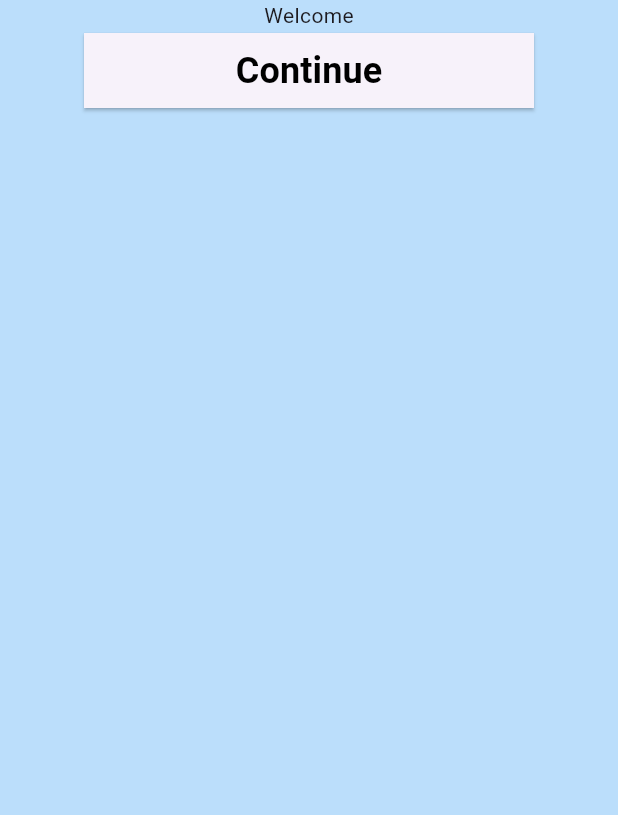
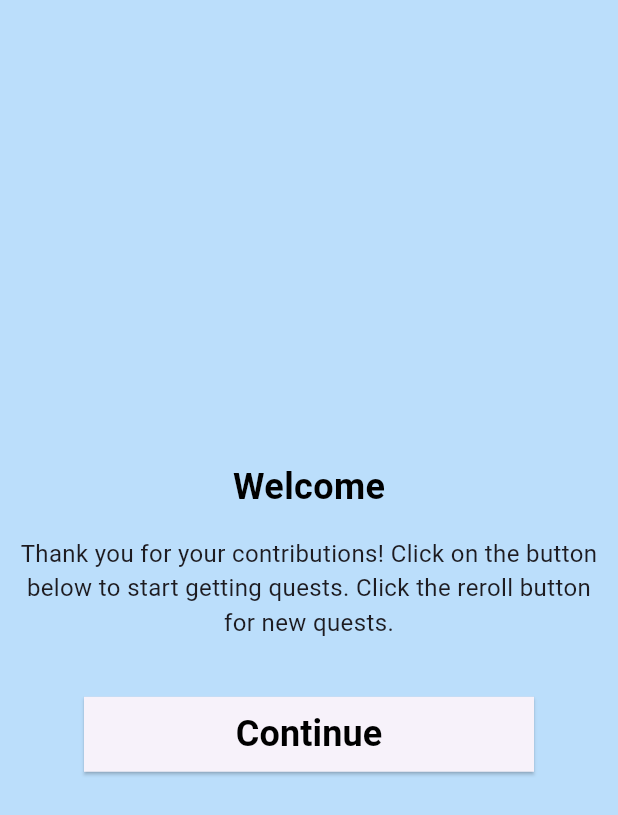
Before and after one commit to Sabagan/EcoQuest, a Flutter app: the screen it shows after launch, on a phone screen of 412 x 824 dp. Shown: the top 815 px of the screen. Run offline on Flutter 3.47's test engine with Material 3 defaults, Android fonts, the phone set to English and light mode, and no system bars; our stand-ins replace flutter_switch, shared_preferences.

Commit message:
centered welcome page stuff

```diff
--- a/lib/pages/welcome_page.dart
+++ b/lib/pages/welcome_page.dart
@@ -1,17 +1,9 @@
 import 'package:ecoquest/components/app_button.dart';
 import 'package:ecoquest/model/challenge.dart';
+import 'package:ecoquest/styles/app_text.dart';
 import 'package:ecoquest/utils/app_routes.dart';
 import 'package:ecoquest/utils/challenge_preferences.dart';
 import 'package:flutter/material.dart';
-
-/*
- * Welcome user, display "thank you for your commitment" text
- * Let user set up theme color and choose light or dark mode
- * Make theme color green and set to light mode by default
- * Set up day of the week and time to get challenge (this data will then be accessed in SharedPreferences)
- * After user chooses when to get a challenge, activate the continue button
- * When continue button clicked, roll a random challenge, then go to home page
- */
 
 class WelcomePage extends StatelessWidget {
   const WelcomePage({super.key});
@@ -21,10 +13,22 @@ class WelcomePage extends StatelessWidget {
     final isDarkMode = false;
 
     return Scaffold(
-        body: Center(
+        body: Padding(
+          padding: const EdgeInsets.all(12.0),
+          child: Center(
               child: Column(
                 children: [
-        Text("Welcome"),
+          const Spacer(),
+          const Text("Welcome", style: AppText.buttonTextStyle,),
+          const SizedBox(height: 16,),
+          const Text(
+            "Thank you for your contributions! Click on the button below to start getting quests. Click the reroll button for new quests.",
+            textAlign: TextAlign.center,
+            style: TextStyle(
+              fontSize: 16
+            ),
+          ),
+          const SizedBox(height: 36,),
           AppButton(
             buttonText: "Continue",
             onPressed: () {
@@ -41,14 +45,14 @@ class WelcomePage extends StatelessWidget {
 
               ChallengePreferences.printChallengeList();
 
-            print("done");
-
               Navigator.of(context).pushReplacementNamed(AppRoutes.mainPage);
             },
             textColor: isDarkMode ? Colors.white : Colors.black,
           ),
+          const Spacer()
                 ],
-    )));
+              )),
+        ));
   }
 }
 
```
Lines whose indentation alone changed are shown as unchanged.
